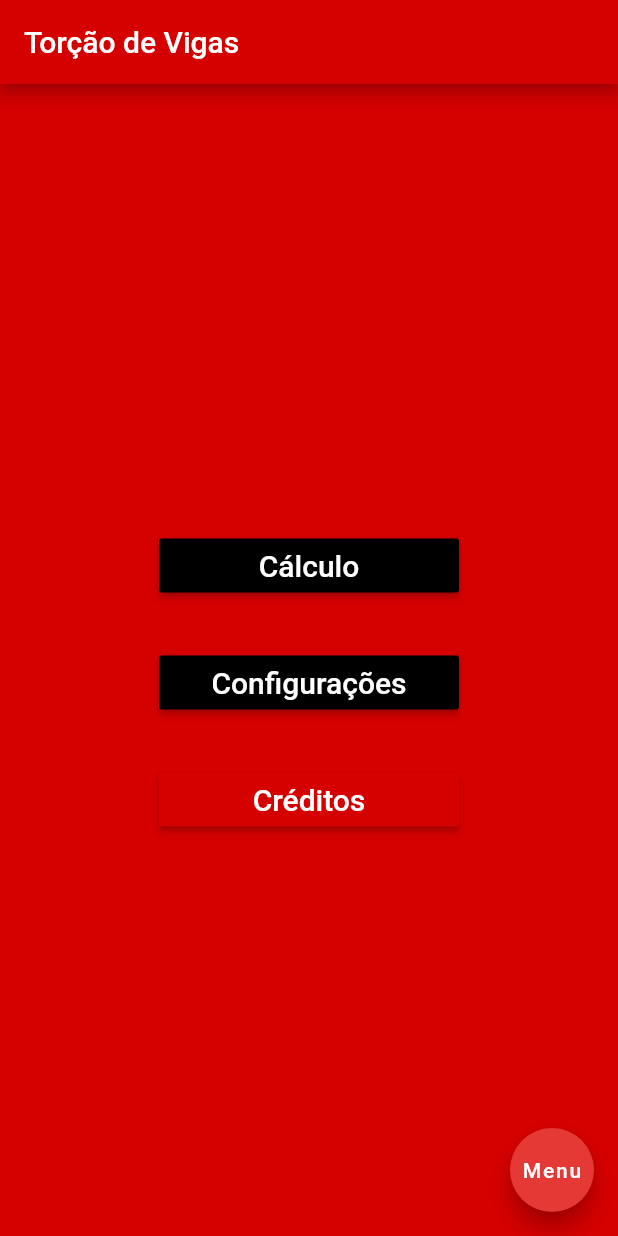
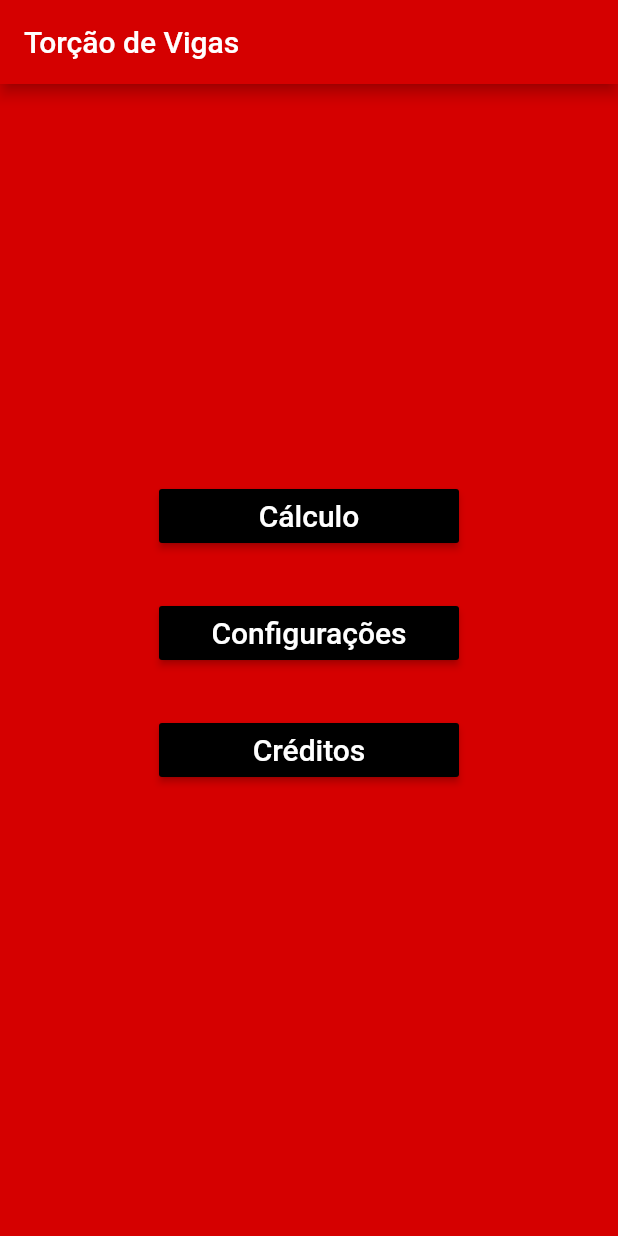
Before and after one commit to vsoldera/App-Resmat, a Flutter app: the screen it shows after launch, on a phone screen of 412 x 824 dp. Run offline on Flutter 3.47's test engine with Material 2 defaults, Android fonts, the phone set to English and light mode, and no system bars.

```diff
--- /dev/null
+++ b/resmat/lib/Home.dart
@@ -0,0 +1,79 @@
+import 'package:flutter/cupertino.dart';
+import 'package:flutter/material.dart';
+import 'Calculation.dart';
+import 'Credits.dart';
+import 'Configurations.dart';
+
+class Home extends StatelessWidget {
+  Widget build(BuildContext context) {
+    return Scaffold(
+      backgroundColor: Colors.redAccent[700],
+      appBar: AppBar(
+        backgroundColor: Colors.redAccent[700],
+        title: Text('Torção de Vigas'),
+      ),
+      body: MenuButtons(),
+    );
+  }
+}
+
+class MenuButtons extends StatelessWidget {
+  Widget build(BuildContext context) {
+    return Center(
+      heightFactor: 3,child: Column(
+        mainAxisSize: MainAxisSize.min,
+        children: <Widget>[
+          SizedBox(height: 30),
+          ButtonTheme(
+            buttonColor: Colors.black,
+            minWidth: 200,
+            child: RaisedButton(
+                onPressed: () {
+                  //Enviar
+                  Navigator.pushAndRemoveUntil(
+                      context,
+                      MaterialPageRoute(
+                          builder: (context) => CalculationPage()),
+                      ModalRoute.withName("/Home"));
+                },
+                child: Text('Cálculo',
+                    style: TextStyle(fontSize: 20, color: Colors.white))),
+          ),
+          SizedBox(height: 30),
+          ButtonTheme(
+              buttonColor: Colors.black,
+              minWidth: 200,
+              child: RaisedButton(
+                onPressed: () {
+                  //Enviar
+                  Navigator.pushAndRemoveUntil(
+                      context,
+                      MaterialPageRoute(
+                          builder: (context) => ConfigurationsPage()),
+                      ModalRoute.withName("/Home"));
+                },
+                child: Text('Configurações',
+                    style: TextStyle(fontSize: 20, color: Colors.white)),
+              )
+              ),
+          SizedBox(height: 30),
+          ButtonTheme(
+              buttonColor: Colors.black,
+              minWidth: 200,
+              child: RaisedButton(
+                onPressed: () {
+                  //Enviar
+                  Navigator.pushAndRemoveUntil(
+                      context,
+                      MaterialPageRoute(builder: (context) => CreditsPage()),
+                      ModalRoute.withName("/Home"));
+                },
+                child: Text('Créditos',
+                    style: TextStyle(fontSize: 20, color: Colors.white)),
+              )
+              ),
+        ],
+      ),
+    );
+  }
+}
--- a/resmat/lib/main.dart
+++ b/resmat/lib/main.dart
@@ -1,7 +1,8 @@
 import 'package:flutter/cupertino.dart';
 import 'package:flutter/material.dart';
-import 'nextRoute.dart';
+import 'Home.dart';
 void main() {
+
   runApp(
     MaterialApp(
       home: Home(), //run the home page of the application
```
Also changed, not shown: resmat/lib/Calculation.dart (added, +16 -0 lines), resmat/lib/Configurations.dart (added, +75 -0 lines), resmat/lib/Credits.dart (added, +85 -0 lines), resmat/lib/FancyFAB.dart (added, +178 -0 lines), resmat/pubspec.yaml (+4 -53 lines), resmat/images/x.png (added).
